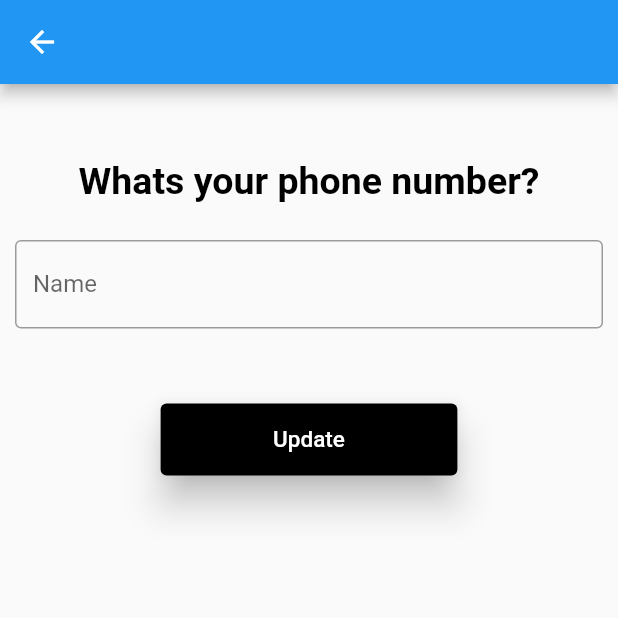
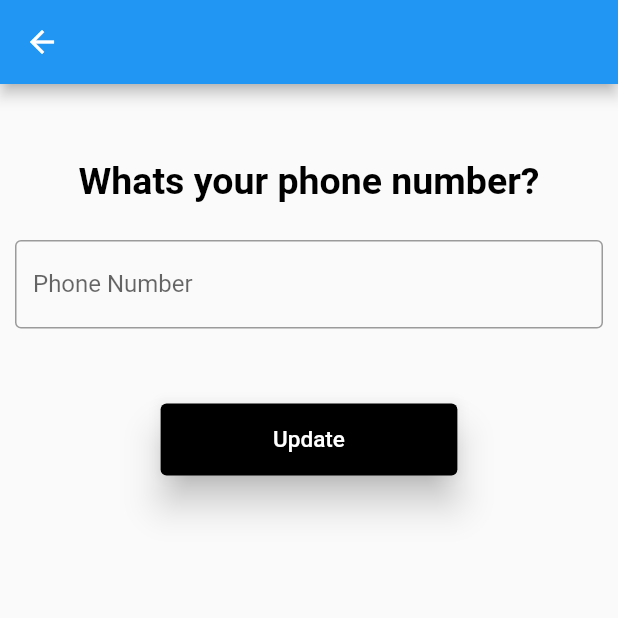
Before and after one commit to dchicchon/flutter-mobile-app, a Flutter app: the screen it shows after launch, after a tap on "Phone Number", on a phone screen of 412 x 824 dp, the top half of it. Run offline on Flutter 3.47's test engine with Material 2 defaults, Android fonts, the phone set to English and light mode, and no system bars.

Commit message:
finish adding controllers to each item in profile page. Will finish adding style later on

```diff
--- a/lib/MyHomePage.dart
+++ b/lib/MyHomePage.dart
@@ -25,25 +25,59 @@ class MyHomePage extends StatefulWidget {
 
 // Actual widget build
 class _MyHomePageState extends State<MyHomePage> {
+  String name = "";
+  String email = "";
+  String phoneNumber = "";
+  String about = "";
+
+  void newName(String fname, String lname) {
+    this.setState(() {
+      name = fname + " " + lname;
+      this.name = name;
+    });
+  }
+
+  void newEmail(String email) {
+    this.setState(() {
+      this.email = email;
+    });
+  }
+
+  void newPhoneNumber(String phoneNumber) {
+    this.setState(() {
+      this.phoneNumber = phoneNumber;
+    });
+  }
+
+  void newAbout(String aboutText) {
+    this.setState(() {
+      this.about = aboutText;
+    });
+  }
+
   void updatePhoto() {
     Navigator.push(context, MaterialPageRoute(builder: (context) => Photo()));
   }
 
   void updateName() {
-    Navigator.push(context, MaterialPageRoute(builder: (context) => Name()));
+    Navigator.push(
+        context, MaterialPageRoute(builder: (context) => Name(this.newName)));
   }
 
   void updateEmail() {
-    Navigator.push(context, MaterialPageRoute(builder: (context) => Email()));
+    Navigator.push(
+        context, MaterialPageRoute(builder: (context) => Email(this.newEmail)));
   }
 
   void updatePhoneNumber() {
     Navigator.push(
-        context, MaterialPageRoute(builder: (context) => PhoneNumber()));
+        context,
+        MaterialPageRoute(
+            builder: (context) => PhoneNumber(this.newPhoneNumber)));
   }
 
   void updateAbout() {
-    Navigator.push(context, MaterialPageRoute(builder: (context) => About()));
+    Navigator.push(context, MaterialPageRoute(builder: (context) => About(this.newAbout)));
   }
 
   @override
@@ -58,6 +92,8 @@ class _MyHomePageState extends State<MyHomePage> {
         child: Column(
           mainAxisAlignment: MainAxisAlignment.center,
           children: <Widget>[
+            Row(
+              children: [
                 Text(
                   "Edit Profile",
                   style: TextStyle(
@@ -65,33 +101,66 @@ class _MyHomePageState extends State<MyHomePage> {
                       color: Colors.blueAccent,
                       fontWeight: FontWeight.w500),
                 ),
-            OutlinedButton(
+              ],
+            ),
+            Row(
+              children: [
+                Expanded(
+                    child: OutlinedButton(
                         onPressed: this.updatePhoto,
                         child: CircleAvatar(
                           backgroundImage: AssetImage('assets/no_img.jpg'),
                           backgroundColor: Colors.blue.shade800,
                           radius: 50.0,
-                )),
-            OutlinedButton(
+                        ))),
+              ],
+            ),
+            Row(
+              children: [
+                Expanded(
+                    child: OutlinedButton(
                         onPressed: this.updateName,
                         child: Text(
                           'Name',
-                )),
-            OutlinedButton(
+                        ))),
+                Expanded(
+                  child: Text(this.name),
+                )
+              ],
+            ),
+            Row(children: [
+              Expanded(
+                  child: OutlinedButton(
                       onPressed: this.updateEmail,
                       child: Text(
                         'Email',
-                )),
-            OutlinedButton(
+                      ))),
+              Expanded(
+                child: Text(this.email),
+              )
+            ]),
+            Row(children: [
+              Expanded(
+                  child: OutlinedButton(
                       onPressed: this.updatePhoneNumber,
                       child: Text(
                         'Phone Number',
-                )),
-            OutlinedButton(
+                      ))),
+              Expanded(
+                child: Text(this.phoneNumber),
+              )
+            ]),
+            Row(children: [
+              Expanded(
+                  child: OutlinedButton(
                       onPressed: this.updateAbout,
                       child: Text(
                         'Tell us about yourself',
-                )),
+                      ))),
+              Expanded(
+                child: Text(this.about),
+              )
+            ]),
           ],
         ),
       ),
--- a/lib/PhoneNumber.dart
+++ b/lib/PhoneNumber.dart
@@ -2,12 +2,21 @@ import 'package:flutter/material.dart';
 import 'TextInputWidget.dart';
 
 class PhoneNumber extends StatefulWidget {
+  final Function(String) callback;
+  PhoneNumber(this.callback);
+
   @override
   _PhoneNumberState createState() => _PhoneNumberState();
 }
 
 class _PhoneNumberState extends State<PhoneNumber> {
-  void submitPhoneNumber() {}
+  final phoneNumberController = TextEditingController();
+
+  void submitPhoneNumber() {
+    widget.callback(phoneNumberController.text);
+    phoneNumberController.clear();
+    Navigator.pop(context);
+  }
 
   @override
   Widget build(BuildContext context) {
@@ -26,7 +35,9 @@ class _PhoneNumberState extends State<PhoneNumber> {
                     margin: EdgeInsetsDirectional.only(top: 25),
                     child: Row(
                       children: [
-                        Expanded(child: TextInputWidget()),
+                        Expanded(
+                            child: TextInputWidget(
+                                this.phoneNumberController, "Phone Number")),
                       ],
                     )),
                 Container(
--- a/lib/TextInputWidget.dart
+++ b/lib/TextInputWidget.dart
@@ -1,28 +1,24 @@
 import 'package:flutter/material.dart';
 
 class TextInputWidget extends StatefulWidget {
+  final TextEditingController controller;
+  final String label;
+  TextInputWidget([this.controller, this.label]);
+
   @override
   _TextInputWidgetState createState() => _TextInputWidgetState();
 }
 
 class _TextInputWidgetState extends State<TextInputWidget> {
-  final nameController = TextEditingController();
-
-  @override
-  void dispose() {
-    super.dispose();
-    nameController.dispose();
-  }
-
   @override
   Widget build(BuildContext context) {
     return Padding(
         padding: EdgeInsets.fromLTRB(10, 0, 10, 0),
         child: TextField(
-          controller: nameController,
+          controller: widget.controller,
           decoration: InputDecoration(
               border: OutlineInputBorder(),
-              labelText: "Name",
+              labelText: widget.label,
               hintText: "Enter your name"),
         ));
   }
```
Also changed, not shown: lib/About.dart (+19 -2 lines), lib/Email.dart (+19 -2 lines), lib/Name.dart (+25 -3 lines). Lines whose indentation alone changed are shown as unchanged.
